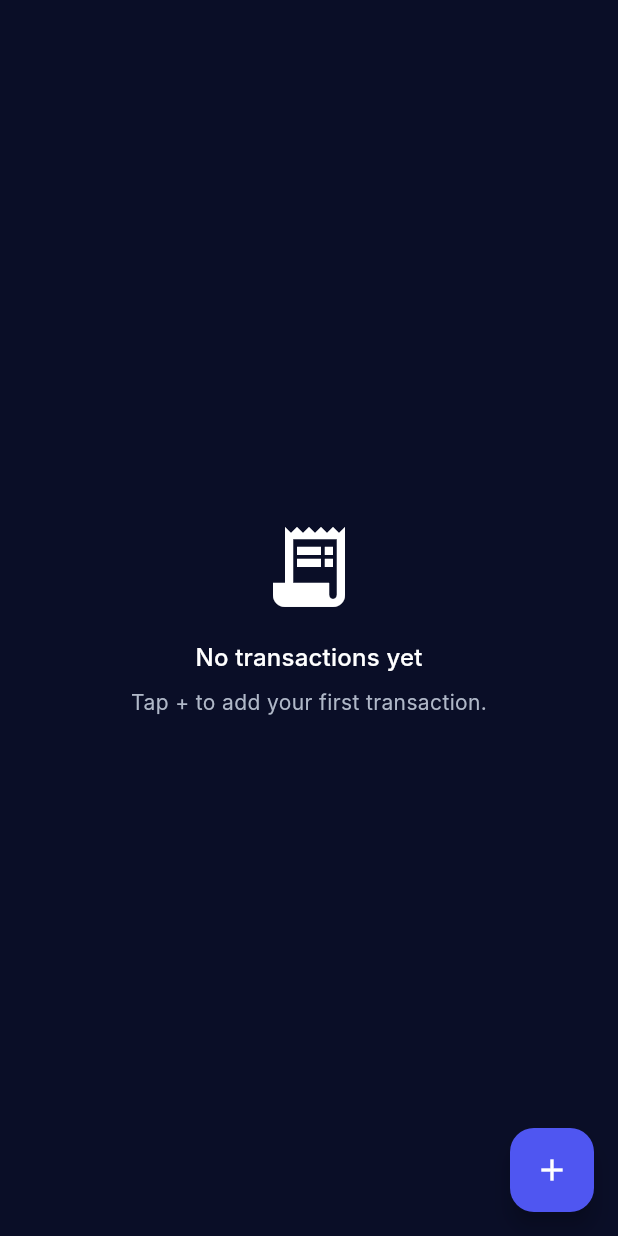
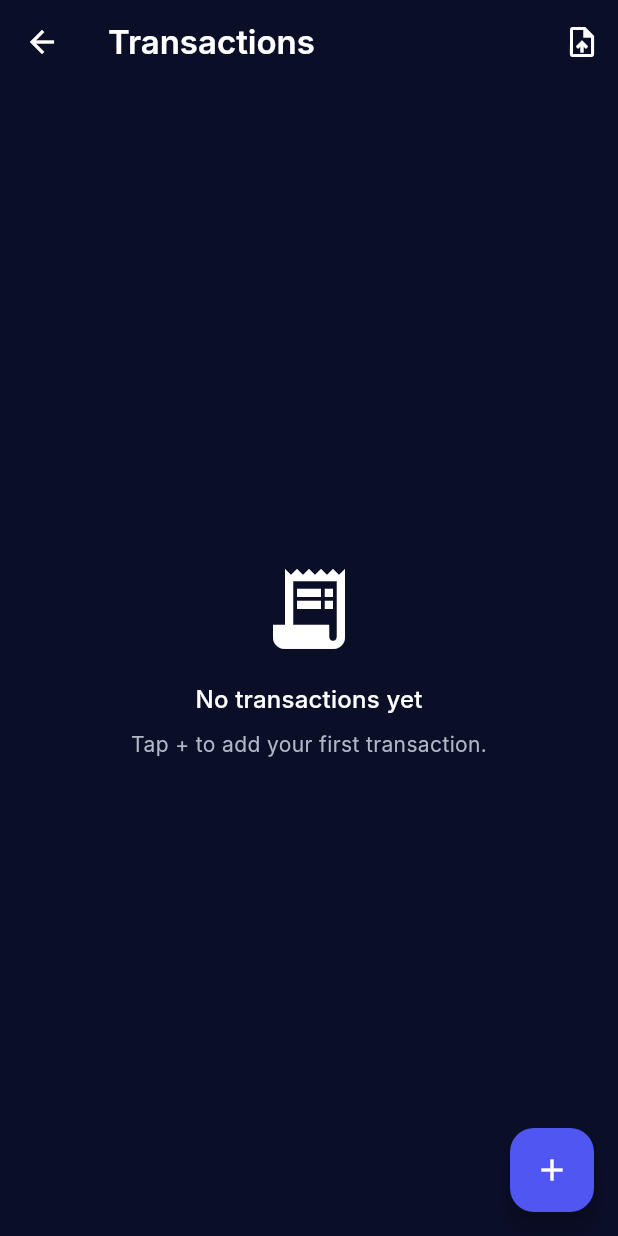
Before and after one commit to sanctumpod/sanctum, a Flutter app: the TransactionsScreen screen opened directly, on a phone screen of 412 x 824 dp. Run offline on Flutter 3.47's test engine with Material 3 defaults, Android fonts, the phone set to English and light mode, and no system bars; our stand-ins replace file_picker, fl_chart, flutter_local_notifications, flutter_riverpod, timezone; missing offline and left inert: rdflib, solidpod, solidui; Roboto replaces fonts that are missing (Inter).

Commit message:
feat: add Import CSV button to TransactionsScreen AppBar
Co-Authored-By: Claude Sonnet 4.6 <noreply@anthropic.com>

```diff
--- a/lib/screens/transactions_screen.dart
+++ b/lib/screens/transactions_screen.dart
@@ -36,6 +36,7 @@ import 'package:intl/intl.dart';
 import 'package:sanctum/models/transaction.dart';
 import 'package:sanctum/providers/transaction_providers.dart';
 import 'package:sanctum/screens/add_transaction_screen.dart';
+import 'package:sanctum/screens/import_csv_screen.dart';
 import 'package:sanctum/services/app_error.dart';
 
 /// Displays all transactions from the user's Pod with swipe-to-delete.
@@ -48,6 +49,22 @@ class TransactionsScreen extends ConsumerWidget {
     final asyncTransactions = ref.watch(transactionListProvider);
 
     return Scaffold(
+      appBar: AppBar(
+        title: const Text('Transactions'),
+        actions: [
+          // Import from CSV button.
+          IconButton(
+            icon: const Icon(Icons.upload_file),
+            tooltip: 'Import CSV',
+            onPressed: () => Navigator.push(
+              context,
+              MaterialPageRoute<void>(
+                builder: (_) => const ImportCsvScreen(),
+              ),
+            ),
+          ),
+        ],
+      ),
       floatingActionButton: FloatingActionButton(
         onPressed: () => Navigator.push(
           context,
```
